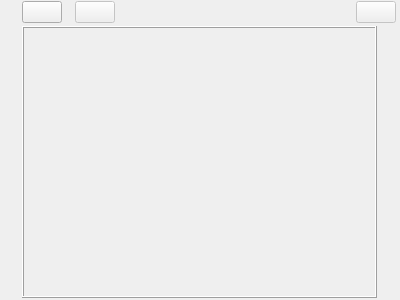
Above: ui/home_view.ui from zkovari/plotlyst before the change. Below: the same form after it.
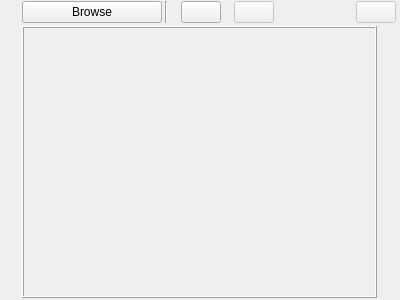
That is the form after the change.

Commit message: Add activate button to home view

What changed in the file:
```diff
--- a/ui/home_view.ui
+++ b/ui/home_view.ui
@@ -63,6 +63,48 @@
         </property>
        </spacer>
       </item>
+      <item>
+       <widget class="QPushButton" name="btnActivate">
+        <property name="minimumSize">
+         <size>
+          <width>140</width>
+          <height>0</height>
+         </size>
+        </property>
+        <property name="cursor">
+         <cursorShape>PointingHandCursor</cursorShape>
+        </property>
+        <property name="text">
+         <string>Browse</string>
+        </property>
+        <property name="highlighted" stdset="0">
+         <bool>true</bool>
+        </property>
+       </widget>
+      </item>
+      <item>
+       <widget class="Line" name="line">
+        <property name="orientation">
+         <enum>Qt::Vertical</enum>
+        </property>
+       </widget>
+      </item>
+      <item>
+       <spacer name="horizontalSpacer_6">
+        <property name="orientation">
+         <enum>Qt::Horizontal</enum>
+        </property>
+        <property name="sizeType">
+         <enum>QSizePolicy::Preferred</enum>
+        </property>
+        <property name="sizeHint" stdset="0">
+         <size>
+          <width>10</width>
+          <height>10</height>
+         </size>
+        </property>
+       </spacer>
+      </item>
       <item>
        <widget class="QPushButton" name="btnAdd">
         <property name="cursor">
```
The commit also changes 5 other files.
